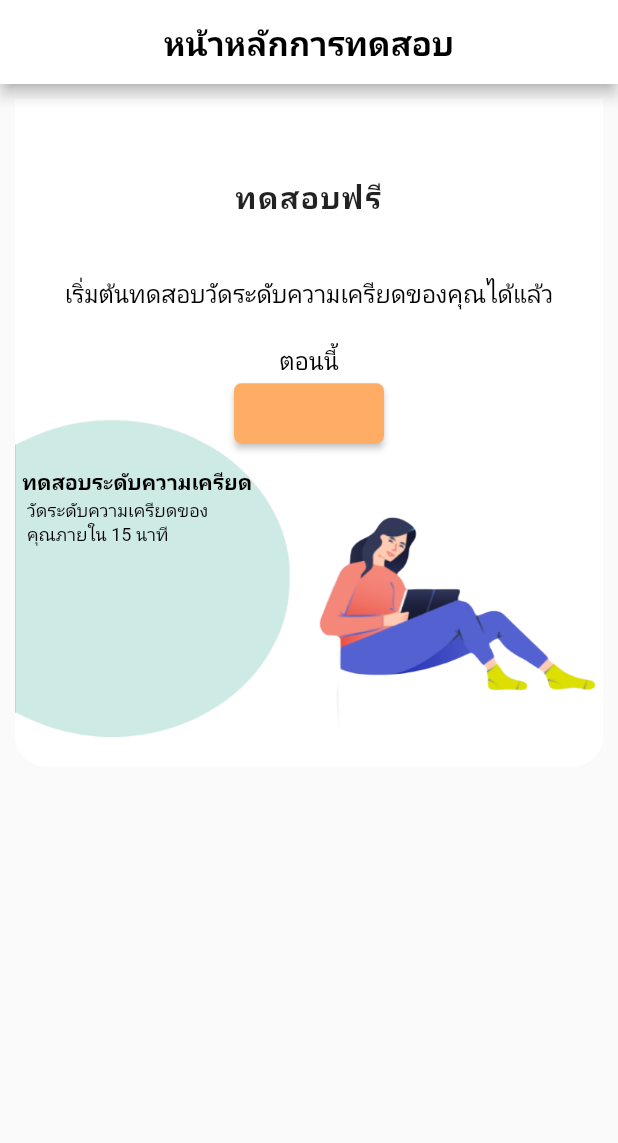
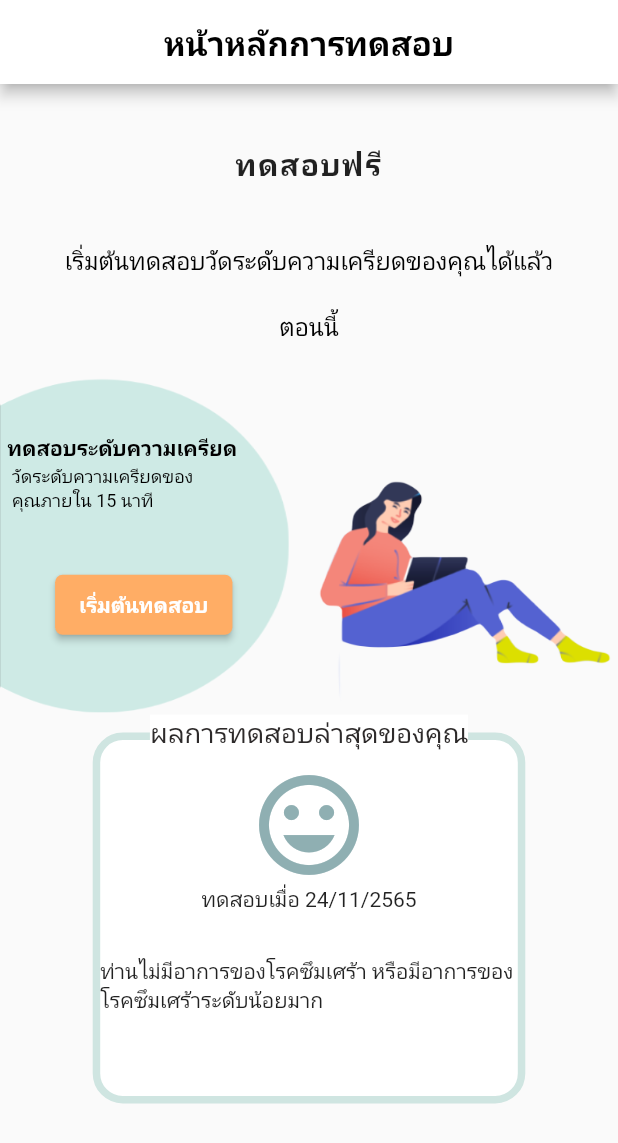
Before and after one commit to aofattaporn/jitD_fronted, a Flutter app: the screen it shows after launch, on a phone screen of 412 x 824 dp. Shown: the top 1143 px of the screen. Run offline on Flutter 3.47's test engine with Material 2 defaults, Android fonts, the phone set to English and light mode, and no system bars; our stand-ins replace bloc, equatable, firebase_auth, flutter_bloc, flutter_cache_manager, flutter_slidable and 6 more; missing offline and left inert: flutter_facebook_auth; accounts and stored records are empty.

Commit message:
Fix bug testStress

```diff
--- a/lib/src/constant.dart
+++ b/lib/src/constant.dart
@@ -38,5 +38,7 @@ final TextStyle fontsTH16_Red = GoogleFonts.getFont(
     "Lato", fontSize: 16, color: statusColorError);
 final TextStyle fontsTH16_Black = GoogleFonts.getFont(
     "Lato", fontSize: 16, color: textColor1);
+final TextStyle fontsTH18_Black = GoogleFonts.getFont(
+    "Lato", fontSize: 18, color: textColor1);
 final TextStyle fontsTH20_Black = GoogleFonts.getFont(
     "Lato", fontSize: 20, color: textColor3);
--- a/lib/src/screens/test_stress/result_test.dart
+++ b/lib/src/screens/test_stress/result_test.dart
@@ -18,27 +18,15 @@ class _ResulttestState extends State<Resulttest> {
       appBar: AppBar(
         backgroundColor: Colors.white,
         centerTitle: true,
-        title: Text(
+        title: const Text(
           "หน้าหลักการทดสอบ",
           style: TextStyle(
               fontSize: 22, color: Colors.black, fontWeight: FontWeight.bold),
         ),
       ),
-      body: Container(
-        padding: EdgeInsets.all(10),
-        child: Container(
-          height: MediaQuery.of(context).size.height * 0.54,
-          decoration: const BoxDecoration(
-              borderRadius: BorderRadius.only(
-                  bottomLeft: Radius.circular(20),
-                  bottomRight: Radius.circular(20)),
-              color: Colors.white),
-          child: Center(
-            child: Container(
-              // color: Colors.amber,
-              child: Container(
-                color: Colors.transparent,
-                child: Column(
+      body: Column(
+          children: [
+        Column(
           crossAxisAlignment: CrossAxisAlignment.end,
           mainAxisAlignment: MainAxisAlignment.center,
           children: [
@@ -46,8 +34,7 @@ class _ResulttestState extends State<Resulttest> {
             const Center(
               // color: Colors.lightBlue,
               child: Padding(
-                        padding:
-                            EdgeInsets.symmetric(horizontal: 5, vertical: 40),
+                padding: EdgeInsets.symmetric(horizontal: 5, vertical: 40),
                 child: Text("ทดสอบฟรี",
                     style: TextStyle(
                         fontSize: 20,
@@ -59,10 +46,8 @@ class _ResulttestState extends State<Resulttest> {
               child: Padding(
                 padding: EdgeInsets.all(0),
                 child: Center(
-                          child: Text(
-                              "เริ่มต้นทดสอบวัดระดับความเครียดของคุณได้แล้ว\n",
-                              style:
-                                  TextStyle(color: Colors.black, fontSize: 16)),
+                  child: Text("เริ่มต้นทดสอบวัดระดับความเครียดของคุณได้แล้ว\n",
+                      style: TextStyle(color: Colors.black, fontSize: 16)),
                 ),
               ),
             ),
@@ -71,50 +56,24 @@ class _ResulttestState extends State<Resulttest> {
                 padding: EdgeInsets.all(0.1),
                 child: Center(
                   child: Text("ตอนนี้",
-                              style:
-                                  TextStyle(color: Colors.black, fontSize: 16)),
+                      style: TextStyle(color: Colors.black, fontSize: 16)),
                 ),
               ),
             ),
 
             /// background image
-                    Container(
-                      child: Stack(
+            Stack(
               children: [
-                          Container(
-                            child: Image.asset(
+                Image.asset(
                   'assets/images/test_stress1.png',
                   width: MediaQuery.of(context).size.width,
                   height: MediaQuery.of(context).size.height * 0.3,
                   fit: BoxFit.cover,
                 ),
-                          ),
-                          Container(
-                            child: const Padding(
-                                padding: EdgeInsets.symmetric(
-                                    horizontal: 5, vertical: 60),
-                                child: Text(
-                                  "ทดสอบระดับความเครียด",
-                                  style: TextStyle(
-                                      color: Colors.black,
-                                      fontSize: 14,
-                                      fontWeight: FontWeight.bold),
-                                )),
-                          ),
-                          Container(
-                            child: const Padding(
-                                padding: EdgeInsets.symmetric(
-                                    horizontal: 8, vertical: 80),
-                                child: Text(
-                                  "วัดระดับความเครียดของ\n"
-                                  "คุณภายใน 15 นาที",
-                                  style: TextStyle(
-                                      color: Colors.black, fontSize: 12),
-                                )),
-                          ),
-                          Container(
-                            child: Align(
-                              alignment: AlignmentDirectional(0, 1),
+                Align(
+                  alignment: const AlignmentDirectional(-0.75, -1),
+                  child: Padding(
+                    padding: const EdgeInsets.only(top: 150),
                     child: ElevatedButton(
                         onPressed: () {
                           Navigator.push(
@@ -125,42 +84,75 @@ class _ResulttestState extends State<Resulttest> {
                         },
                         style: ElevatedButton.styleFrom(
                             backgroundColor: thirterydColor,
-                                    minimumSize: Size(100, 40),
+                            minimumSize: const Size(100, 40),
                             shape: RoundedRectangleBorder(
                                 borderRadius: BorderRadius.circular(5)),
-                                     fixedSize: Size.fromHeight(30)
-                                    ),
-                                child: const Padding(
-                                    padding: EdgeInsets.symmetric(
-                                        horizontal: 8, vertical: 80),
-                                    child: Text("ถัดไป",
+                            fixedSize: const Size.fromHeight(30)),
+                        child: const Text("เริ่มต้นทดสอบ",
                             style: TextStyle(
-                                            fontWeight: FontWeight.bold))),
+                                fontWeight: FontWeight.bold,
+                                color: Colors.white))),
                   ),
                 ),
+                const Padding(
+                    padding:
+                        EdgeInsets.symmetric(horizontal: 5, vertical: 60),
+                    child: Text(
+                      "ทดสอบระดับความเครียด",
+                      style: TextStyle(
+                          color: Colors.black,
+                          fontSize: 14,
+                          fontWeight: FontWeight.bold),
+                    )),
+                const Padding(
+                    padding:
+                        EdgeInsets.symmetric(horizontal: 8, vertical: 80),
+                    child: Text(
+                      "วัดระดับความเครียดของ\n"
+                      "คุณภายใน 15 นาที",
+                      style: TextStyle(color: Colors.black, fontSize: 12),
+                    )),
+              ],
             ),
           ],
         ),
+        Column(
+          children: [
+            Stack(
+              children: [
+                Center(
+                  child: Padding(
+                    padding: const EdgeInsets.only(top: 12),
+                    child: Container(
+                    width: MediaQuery.of(context).size.width * 0.7,
+                    height: MediaQuery.of(context).size.height * 0.3,
+                    decoration: BoxDecoration(
+                      borderRadius: const BorderRadius.all(Radius.circular(20)),
+                      color: backgroundColor2,
+                      border: Border.all(color: const Color.fromRGBO(207, 229, 225, 1), width: 5)
                     ),
-                    // Container(
-                    //   child: const Padding(
-                    //     padding: EdgeInsets.symmetric(
-                    //         horizontal: 5, vertical: 80),
-                    //     child: InputDecorator(
-                    //       decoration: InputDecoration(
-                    //         labelText: 'XP',
-                    //       ),
-                    //       child: Text('content goes here'),
-                    //     ),
-                    //   ),
-                    // ),
+                      child: Column(
+                        children: [
+                          SizedBox(height: MediaQuery.of(context).size.height * 0.02,),
+                          Icon(Icons.mood, size: 80, color: secondaryColorLight,),
+                          Text("ทดสอบเมื่อ 24/11/2565",),
+                          SizedBox(height: MediaQuery.of(context).size.height * 0.035,),
+                          Text("ท่านไม่มีอาการของโรคซึมเศร้า หรือมีอาการของโรคซึมเศร้าระดับน้อยมาก")
                         ],
                       ),
               ),
                   ),
                 ),
+                Center(
+                  child: Container(
+                    color: Colors.white,
+                      child: Text("ผลการทดสอบล่าสุดของคุณ", style: fontsTH18_Black)),
                 ),
+              ]
             ),
+          ],
+        ),
+      ]),
     );
   }
 }
```
Lines whose indentation alone changed are shown as unchanged.
